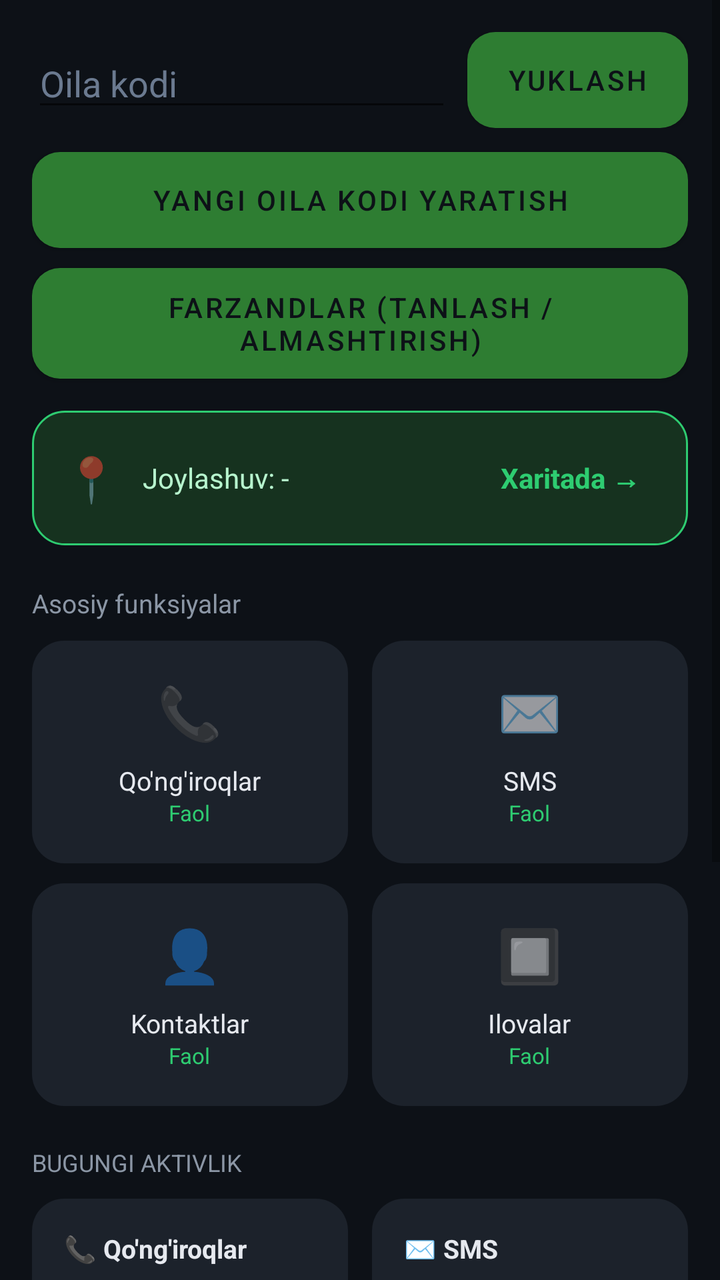
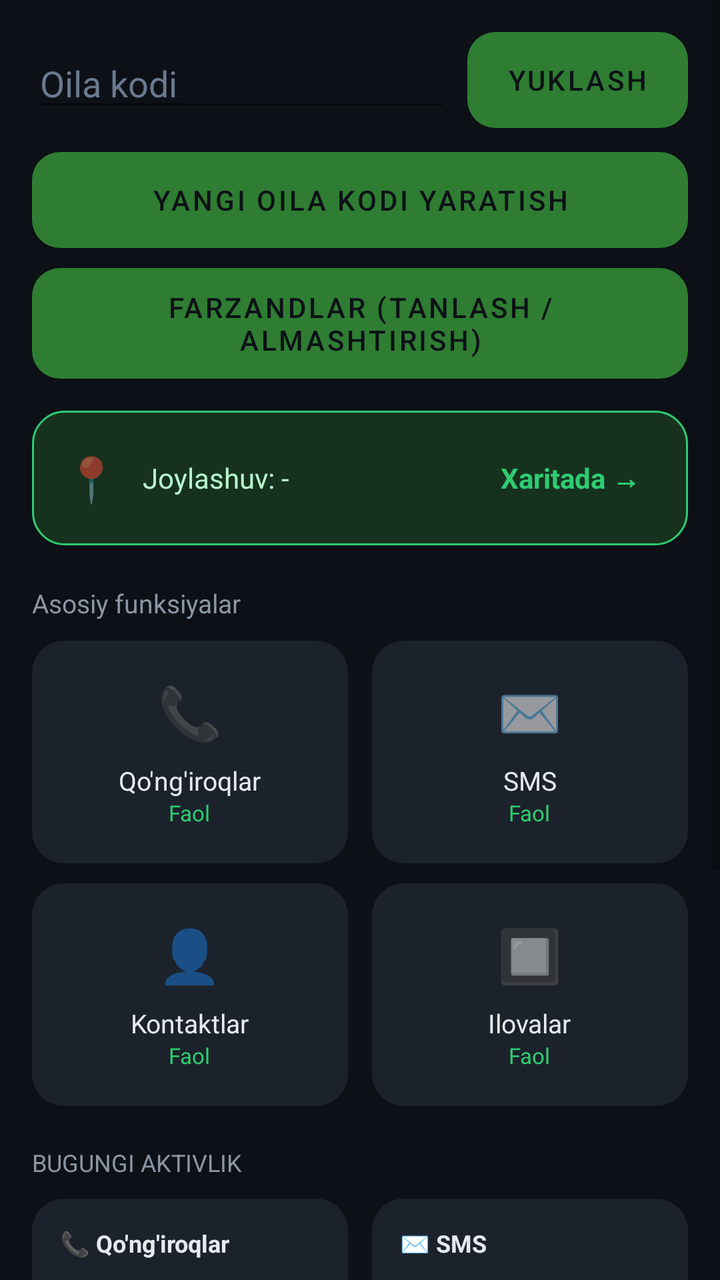

Two renders of the same Android screen: before a commit and after it. Below are the layout's source before the change and the commit's diff.
<!-- AndroidManifest.xml: application theme Theme.OilaNazorati -->
<!-- res/layout/activity_parent_dashboard.xml -->
<?xml version="1.0" encoding="utf-8"?>
<ScrollView xmlns:android="http://schemas.android.com/apk/res/android"
    android:layout_width="match_parent"
    android:layout_height="match_parent"
    android:background="#0D1117">

<LinearLayout
    android:layout_width="match_parent"
    android:layout_height="wrap_content"
    android:orientation="vertical"
    android:padding="16dp">

    
    <LinearLayout
        android:layout_width="match_parent"
        android:layout_height="wrap_content"
        android:orientation="horizontal"
        android:gravity="center_vertical"
        android:layout_marginBottom="12dp">

        <EditText
            android:id="@+id/inputFamilyCode"
            android:layout_width="0dp"
            android:layout_height="wrap_content"
            android:layout_weight="1"
            android:hint="Oila kodi"
            android:textColor="#FFFFFF"
            android:textColorHint="#6B7A90"
            android:inputType="textCapCharacters"
            android:layout_marginEnd="8dp"/>

        <Button
            android:id="@+id/btnLoadFamily"
            android:layout_width="wrap_content"
            android:layout_height="wrap_content"
            android:text="YUKLASH"
            android:textAllCaps="true"
            android:textColor="#0D1117"
            android:background="@drawable/bg_button_primary"
            android:paddingStart="20dp"
            android:paddingEnd="20dp"/>
    </LinearLayout>

    <Button
        android:id="@+id/btnGenerateCode"
        android:layout_width="match_parent"
        android:layout_height="wrap_content"
        android:text="YANGI OILA KODI YARATISH"
        android:textColor="#0D1117"
        android:background="@drawable/bg_button_primary"
        android:layout_marginBottom="10dp"/>

    <Button
        android:id="@+id/btnChooseChild"
        android:layout_width="match_parent"
        android:layout_height="wrap_content"
        android:text="FARZANDLAR (TANLASH / ALMASHTIRISH)"
        android:textColor="#0D1117"
        android:background="@drawable/bg_button_primary"
        android:layout_marginBottom="16dp"/>

    
    <LinearLayout
        android:layout_width="match_parent"
        android:layout_height="wrap_content"
        android:orientation="horizontal"
        android:gravity="center_vertical"
        android:background="@drawable/bg_card_green"
        android:padding="16dp"
        android:layout_marginBottom="20dp">

        <TextView
            android:layout_width="wrap_content"
            android:layout_height="wrap_content"
            android:text="📍"
            android:textSize="22sp"
            android:layout_marginEnd="12dp"/>

        <TextView
            android:id="@+id/locationSummary"
            android:layout_width="0dp"
            android:layout_height="wrap_content"
            android:layout_weight="1"
            android:textColor="#B7F5CE"
            android:text="Joylashuv: -"/>

        <TextView
            android:id="@+id/btnLocationHistory"
            android:layout_width="wrap_content"
            android:layout_height="wrap_content"
            android:text="Xaritada →"
            android:textColor="#2ECC71"
            android:textStyle="bold"
            android:padding="8dp"/>
    </LinearLayout>

    
    <TextView
        android:layout_width="wrap_content"
        android:layout_height="wrap_content"
        android:text="Asosiy funksiyalar"
        android:textColor="#8B96A5"
        android:textSize="13sp"
        android:layout_marginBottom="10dp"/>

    <LinearLayout
        android:layout_width="match_parent"
        android:layout_height="wrap_content"
        android:orientation="horizontal"
        android:layout_marginBottom="10dp">

        <LinearLayout
            android:id="@+id/btnCallHistory"
            android:layout_width="0dp"
            android:layout_height="wrap_content"
            android:layout_weight="1"
            android:layout_marginEnd="6dp"
            android:orientation="vertical"
            android:gravity="center"
            android:background="@drawable/bg_card_clickable"
            android:clickable="true"
            android:focusable="true"
            android:padding="18dp">

            <TextView
                android:layout_width="wrap_content"
                android:layout_height="wrap_content"
                android:text="📞"
                android:textSize="26sp"
                android:layout_marginBottom="8dp"/>
            <TextView
                android:layout_width="wrap_content"
                android:layout_height="wrap_content"
                android:text="Qo'ng'iroqlar"
                android:textColor="#E6E9EF"
                android:textSize="13sp"/>
            <TextView
                android:layout_width="wrap_content"
                android:layout_height="wrap_content"
                android:text="Faol"
                android:textColor="#2ECC71"
                android:textSize="11sp"/>
        </LinearLayout>

        <LinearLayout
            android:id="@+id/btnSmsHistory"
            android:layout_width="0dp"
            android:layout_height="wrap_content"
            android:layout_weight="1"
            android:layout_marginStart="6dp"
            android:orientation="vertical"
            android:gravity="center"
            android:background="@drawable/bg_card_clickable"
            android:clickable="true"
            android:focusable="true"
            android:padding="18dp">

            <TextView
                android:layout_width="wrap_content"
                android:layout_height="wrap_content"
                android:text="✉️"
                android:textSize="26sp"
                android:layout_marginBottom="8dp"/>
            <TextView
                android:layout_width="wrap_content"
                android:layout_height="wrap_content"
                android:text="SMS"
                android:textColor="#E6E9EF"
                android:textSize="13sp"/>
            <TextView
                android:layout_width="wrap_content"
                android:layout_height="wrap_content"
                android:text="Faol"
                android:textColor="#2ECC71"
                android:textSize="11sp"/>
        </LinearLayout>

    </LinearLayout>

    <LinearLayout
        android:layout_width="match_parent"
        android:layout_height="wrap_content"
        android:orientation="horizontal"
        android:layout_marginBottom="20dp">

        <LinearLayout
            android:id="@+id/btnSavedContacts"
            android:layout_width="0dp"
            android:layout_height="wrap_content"
            android:layout_weight="1"
            android:layout_marginEnd="6dp"
            android:orientation="vertical"
            android:gravity="center"
            android:background="@drawable/bg_card_clickable"
            android:clickable="true"
            android:focusable="true"
            android:padding="18dp">

            <TextView
                android:layout_width="wrap_content"
                android:layout_height="wrap_content"
                android:text="👤"
                android:textSize="26sp"
                android:layout_marginBottom="8dp"/>
            <TextView
                android:layout_width="wrap_content"
                android:layout_height="wrap_content"
                android:text="Kontaktlar"
                android:textColor="#E6E9EF"
                android:textSize="13sp"/>
            <TextView
                android:layout_width="wrap_content"
                android:layout_height="wrap_content"
                android:text="Faol"
                android:textColor="#2ECC71"
                android:textSize="11sp"/>
        </LinearLayout>

        <LinearLayout
            android:id="@+id/btnTrends"
            android:layout_width="0dp"
            android:layout_height="wrap_content"
            android:layout_weight="1"
            android:layout_marginStart="6dp"
            android:orientation="vertical"
            android:gravity="center"
            android:background="@drawable/bg_card_clickable"
            android:clickable="true"
            android:focusable="true"
            android:padding="18dp">

            <TextView
                android:layout_width="wrap_content"
                android:layout_height="wrap_content"
                android:text="🔲"
                android:textSize="26sp"
                android:layout_marginBottom="8dp"/>
            <TextView
                android:layout_width="wrap_content"
                android:layout_height="wrap_content"
                android:text="Ilovalar"
                android:textColor="#E6E9EF"
                android:textSize="13sp"/>
            <TextView
                android:layout_width="wrap_content"
                android:layout_height="wrap_content"
                android:text="Faol"
                android:textColor="#2ECC71"
                android:textSize="11sp"/>
        </LinearLayout>

    </LinearLayout>

    
    <TextView
        android:layout_width="wrap_content"
        android:layout_height="wrap_content"
        android:text="BUGUNGI AKTIVLIK"
        android:textColor="#8B96A5"
        android:textSize="12sp"
        android:layout_marginBottom="10dp"/>

    <LinearLayout
        android:layout_width="match_parent"
        android:layout_height="wrap_content"
        android:orientation="horizontal"
        android:layout_marginBottom="20dp">

        <LinearLayout
            android:layout_width="0dp"
            android:layout_height="wrap_content"
            android:layout_weight="1"
            android:layout_marginEnd="6dp"
            android:orientation="vertical"
            android:background="@drawable/bg_card"
            android:padding="16dp">

            <TextView
                android:layout_width="wrap_content"
                android:layout_height="wrap_content"
                android:text="📞 Qo'ng'iroqlar"
                android:textColor="#E6E9EF"
                android:textStyle="bold"
                android:textSize="13sp"
                android:layout_marginBottom="8dp"/>
            <TextView
                android:id="@+id/callsSummary"
                android:layout_width="wrap_content"
                android:layout_height="wrap_content"
                android:textColor="#B7C0CC"
                android:textSize="13sp"
                android:lineSpacingExtra="4dp"/>
        </LinearLayout>

        <LinearLayout
            android:layout_width="0dp"
            android:layout_height="wrap_content"
            android:layout_weight="1"
            android:layout_marginStart="6dp"
            android:orientation="vertical"
            android:background="@drawable/bg_card"
            android:padding="16dp">

            <TextView
                android:layout_width="wrap_content"
                android:layout_height="wrap_content"
                android:text="✉️ SMS"
                android:textColor="#E6E9EF"
                android:textStyle="bold"
                android:textSize="13sp"
                android:layout_marginBottom="8dp"/>
            <TextView
                android:id="@+id/smsSummary"
                android:layout_width="wrap_content"
                android:layout_height="wrap_content"
                android:textColor="#B7C0CC"
                android:textSize="13sp"
                android:lineSpacingExtra="4dp"/>
        </LinearLayout>

    </LinearLayout>

    
    <TextView
        android:layout_width="wrap_content"
        android:layout_height="wrap_content"
        android:text="Qo'ng'iroqlar vaqt jadvali"
        android:textColor="#E6E9EF"
        android:textStyle="bold"
        android:textSize="14sp"
        android:layout_marginBottom="8dp"/>
    <LinearLayout
        android:layout_width="match_parent"
        android:layout_height="wrap_content"
        android:orientation="vertical"
        android:background="@drawable/bg_card"
        android:padding="8dp"
        android:layout_marginBottom="20dp">
        <androidx.recyclerview.widget.RecyclerView
            android:id="@+id/timelineList"
            android:layout_width="match_parent"
            android:layout_height="wrap_content"/>
    </LinearLayout>

    
    <TextView
        android:layout_width="wrap_content"
        android:layout_height="wrap_content"
        android:text="KONTAKTLAR BO'YICHA"
        android:textColor="#8B96A5"
        android:textSize="12sp"
        android:layout_marginBottom="8dp"/>
    <LinearLayout
        android:layout_width="match_parent"
        android:layout_height="wrap_content"
        android:orientation="vertical"
        android:background="@drawable/bg_card"
        android:padding="16dp"
        android:layout_marginBottom="20dp">

        <TextView
            android:id="@+id/contactCountSummary"
            android:layout_width="match_parent"
            android:layout_height="wrap_content"
            android:textColor="#8B96A5"
            android:textSize="12sp"
            android:layout_marginBottom="8dp"/>
        <androidx.recyclerview.widget.RecyclerView
            android:id="@+id/contactSummaryList"
            android:layout_width="match_parent"
            android:layout_height="wrap_content"/>
    </LinearLayout>

    
    <TextView
        android:layout_width="wrap_content"
        android:layout_height="wrap_content"
        android:text="ILOVALARDA O'TKAZILGAN VAQT"
        android:textColor="#8B96A5"
        android:textSize="12sp"
        android:layout_marginBottom="8dp"/>
    <LinearLayout
        android:layout_width="match_parent"
        android:layout_height="wrap_content"
        android:orientation="vertical"
        android:background="@drawable/bg_card"
        android:padding="16dp"
        android:layout_marginBottom="20dp">
        <androidx.recyclerview.widget.RecyclerView
            android:id="@+id/appUsageList"
            android:layout_width="match_parent"
            android:layout_height="wrap_content"/>
    </LinearLayout>

</LinearLayout>
</ScrollView>
<!-- resources referenced by this layout -->
<resources>
  <!-- drawable bg_button_primary (drawable) -->
  <?xml version="1.0" encoding="utf-8"?>
  <ripple xmlns:android="http://schemas.android.com/apk/res/android"
      android:color="#1B7A3D">
      <item>
          <shape>
              <solid android:color="#2ECC71"/>
              <corners android:radius="14dp"/>
          </shape>
      </item>
  </ripple>
  <!-- drawable bg_card (drawable) -->
  <?xml version="1.0" encoding="utf-8"?>
  <shape xmlns:android="http://schemas.android.com/apk/res/android">
      <solid android:color="#1C222B"/>
      <corners android:radius="16dp"/>
  </shape>
  <!-- drawable bg_card_clickable (drawable) -->
  <?xml version="1.0" encoding="utf-8"?>
  <ripple xmlns:android="http://schemas.android.com/apk/res/android"
      android:color="#2ECC71">
      <item>
          <shape>
              <solid android:color="#1C222B"/>
              <corners android:radius="16dp"/>
          </shape>
      </item>
  </ripple>
  <!-- drawable bg_card_green (drawable) -->
  <?xml version="1.0" encoding="utf-8"?>
  <shape xmlns:android="http://schemas.android.com/apk/res/android">
      <solid android:color="#16321F"/>
      <corners android:radius="16dp"/>
      <stroke android:width="1dp" android:color="#2ECC71"/>
  </shape>
  <style name="Theme.OilaNazorati" parent="Theme.MaterialComponents.DayNight.NoActionBar">
          <item name="colorPrimary">#2E7D32</item>
          <item name="colorPrimaryDark">#1B5E20</item>
          <item name="colorAccent">#66BB6A</item>
      </style>
</resources>

<!-- the commit's change to res/layout/activity_parent_dashboard.xml (unified diff, before → after) -->
@@ -273,7 +273,7 @@
             android:layout_marginEnd="6dp"
             android:orientation="vertical"
             android:background="@drawable/bg_card"
-            android:padding="16dp">
+            android:padding="14dp">
 
             <TextView
                 android:layout_width="wrap_content"
@@ -281,15 +281,15 @@
                 android:text="📞 Qo'ng'iroqlar"
                 android:textColor="#E6E9EF"
                 android:textStyle="bold"
-                android:textSize="13sp"
+                android:textSize="12sp"
                 android:layout_marginBottom="8dp"/>
             <TextView
                 android:id="@+id/callsSummary"
                 android:layout_width="wrap_content"
                 android:layout_height="wrap_content"
                 android:textColor="#B7C0CC"
-                android:textSize="13sp"
-                android:lineSpacingExtra="4dp"/>
+                android:textSize="11sp"
+                android:lineSpacingExtra="5dp"/>
         </LinearLayout>
 
         <LinearLayout
@@ -299,7 +299,7 @@
             android:layout_marginStart="6dp"
             android:orientation="vertical"
             android:background="@drawable/bg_card"
-            android:padding="16dp">
+            android:padding="14dp">
 
             <TextView
                 android:layout_width="wrap_content"
@@ -307,15 +307,15 @@
                 android:text="✉️ SMS"
                 android:textColor="#E6E9EF"
                 android:textStyle="bold"
-                android:textSize="13sp"
+                android:textSize="12sp"
                 android:layout_marginBottom="8dp"/>
             <TextView
                 android:id="@+id/smsSummary"
                 android:layout_width="wrap_content"
                 android:layout_height="wrap_content"
                 android:textColor="#B7C0CC"
-                android:textSize="13sp"
-                android:lineSpacingExtra="4dp"/>
+                android:textSize="11sp"
+                android:lineSpacingExtra="5dp"/>
         </LinearLayout>
 
     </LinearLayout>
